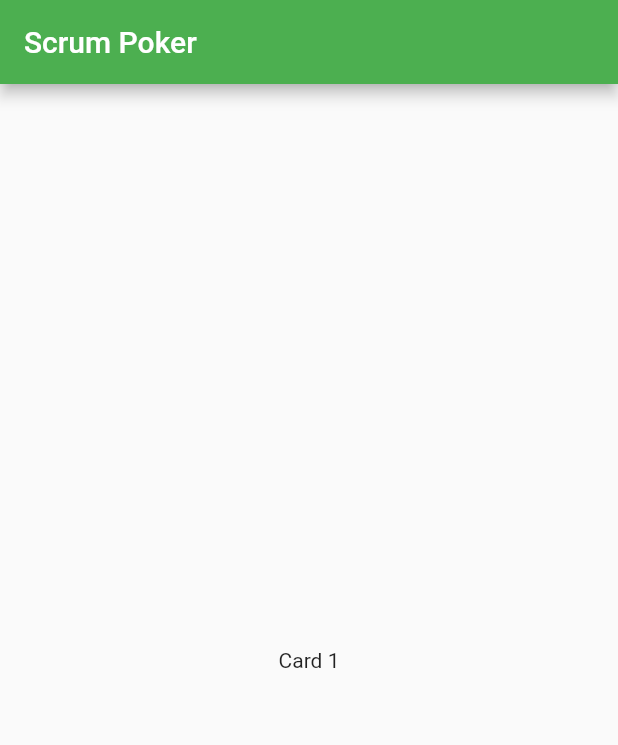
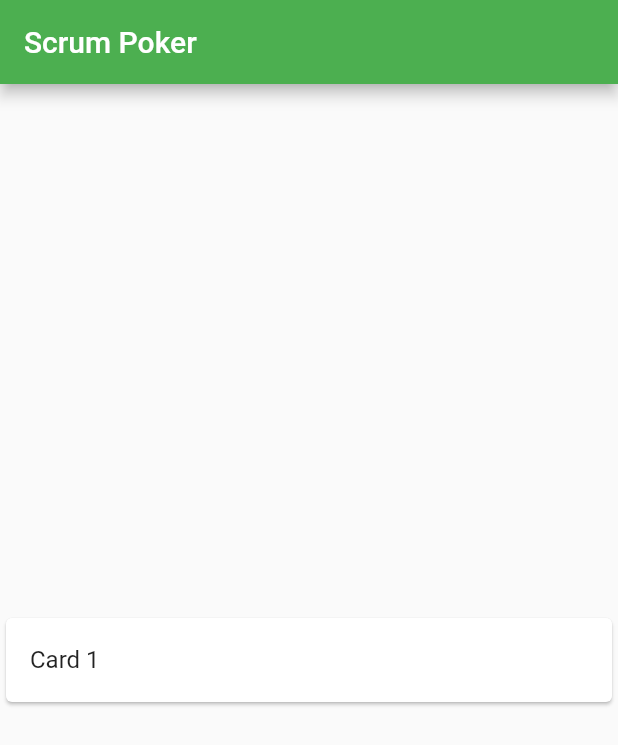
Before and after one commit to sam-thorn/scrum_poker, a Flutter app: the screen it shows after launch, on a phone screen of 412 x 824 dp. Shown: the top 745 px of the screen. Run offline on Flutter 3.47's test engine with Material 2 defaults, Android fonts, the phone set to English and light mode, and no system bars.

Commit message:
Creates initial card structure

```diff
--- a/lib/main.dart
+++ b/lib/main.dart
@@ -43,10 +43,15 @@ class MyStatelessWidget extends StatelessWidget {
     return PageView(
         scrollDirection: Axis.horizontal,
         controller: controller,
-        children: const <Widget>[
+        children: <Widget>[
           Center(
-            child: Text('Card 1'),
-          ),
+              child: Card(
+            child: Column(mainAxisSize: MainAxisSize.min, children: <Widget>[
+              ListTile(
+                title: Text('Card 1'),
+              )
+            ]),
+          )),
           Center(
             child: Text('Card 2'),
           ),
```
